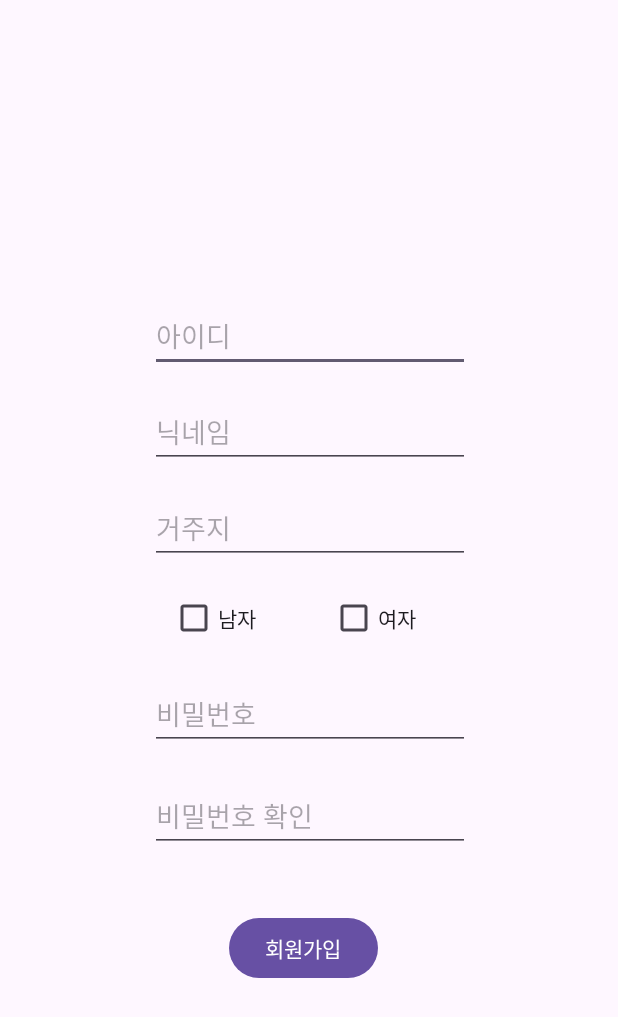
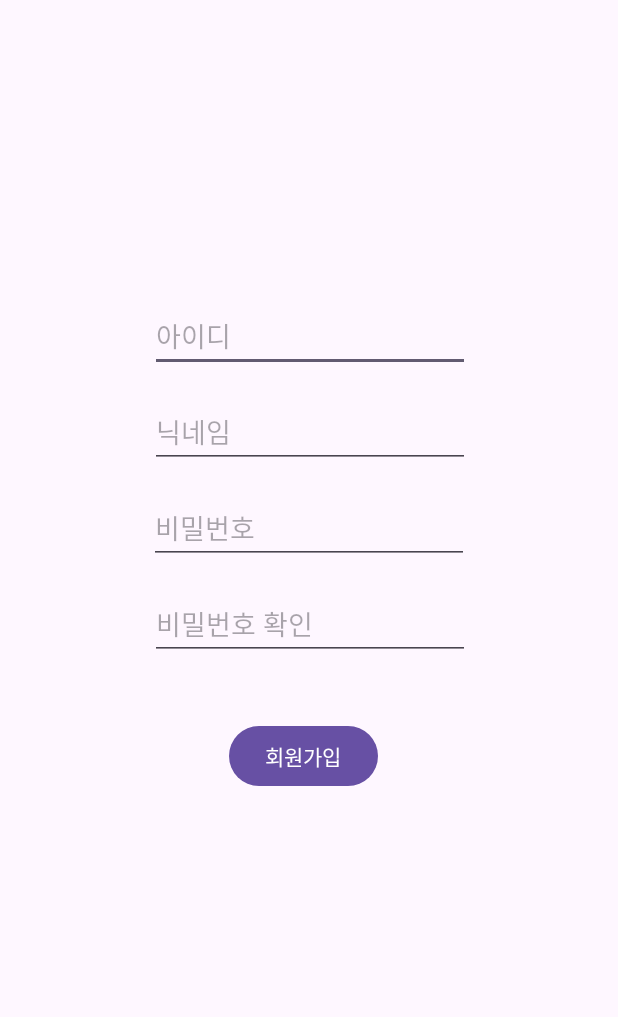
Before and after one commit to rhems234/AndroidProjectEx, an Android app: the screen it shows after launch (Register), on a phone screen of 412 x 824 dp. Shown: the top 1017 px of the screen. Run offline under Robolectric (Android 15) with nearby library versions, the phone set to English and light mode, and no system bars.

Commit message:
Today 0613 Register Commit

```diff
--- a/myapplication/src/main/java/com/example/myapplication/RetrofitBuilder.kt
+++ /dev/null
@@ -1,26 +0,0 @@
-package com.example.myapplication
-
-import com.google.gson.GsonBuilder
-import retrofit2.Retrofit
-import retrofit2.converter.gson.GsonConverterFactory
-
-object RetrofitBuilder {
-    private lateinit var api: ApiService
-
-    val gson = GsonBuilder()
-        .setLenient()
-        .create()
-
-    init {
-        val retrofit = Retrofit.Builder()
-            .baseUrl("http://10.100.105.150:9080/")
-            .addConverterFactory(GsonConverterFactory.create(gson))
-            .build()
-
-        api = retrofit.create(ApiService::class.java)
-    }
-
-    fun getApiService(): ApiService {
-        return api
-    }
-}
--- a/myapplication/src/main/java/com/example/myapplication/ApiService.kt
+++ b/myapplication/src/main/java/com/example/myapplication/controller/ApiService.kt
@@ -1,17 +1,21 @@
-package com.example.myapplication
+package com.example.myapplication.controller
 
+import okhttp3.ResponseBody
 import retrofit2.Call
+import retrofit2.http.Body
 import retrofit2.http.GET
 import retrofit2.http.POST
+import retrofit2.http.Path
 import retrofit2.http.Query
 
 interface ApiService  {
-    @POST("test/insertMember")
+    @POST("test/insertMember/{point}")
     fun insertMember(
+        @Path("point") point: String,
         @Query("id") id: String,
         @Query("pw") pw: String,
         @Query("nickname") nickname: String
-    ): Call<String>
+    ): Call<ResponseBody>
 
     @GET("/test/getMemberDetail")
     fun getMemberDetail(@Query("id") id: String): Call<Member>
@@ -25,6 +29,8 @@ interface ApiService  {
 
     @GET("/test/deleteMember")
     fun deleteMember(@Query("id") id: String): Call<String>
-    abstract fun login(id: String, pw: String): Call<LoginResponse>
+    @POST("test/login")
+    fun login(@Body member: Member): Call<String>
+
 
 }
--- a/myapplication/src/main/java/com/example/myapplication/Request.kt
+++ b/myapplication/src/main/java/com/example/myapplication/controller/Request.kt
@@ -1,4 +1,4 @@
-package com.example.myapplication
+package com.example.myapplication.controller
 
 data class LoginRequest(val id: String, val pw: String)
 
--- a/myapplication/src/main/java/com/example/myapplication/Response.kt
+++ b/myapplication/src/main/java/com/example/myapplication/controller/Response.kt
@@ -1,4 +1,4 @@
-package com.example.myapplication
+package com.example.myapplication.controller
 
 data class LoginResponse(val status: String, val message: String)
 
--- /dev/null
+++ b/myapplication/src/main/java/com/example/myapplication/controller/RetrofitBuilder.kt
@@ -0,0 +1,22 @@
+package com.example.myapplication.controller
+
+import com.google.gson.GsonBuilder
+import retrofit2.Retrofit
+import retrofit2.converter.gson.GsonConverterFactory
+
+object RetrofitBuilder {
+    private const val BASE_URL = "http://10.100.105.150:9080/"
+
+    fun createApiService(): ApiService {
+        val gson = GsonBuilder()
+            .setLenient()
+            .create()
+
+        val retrofit = Retrofit.Builder()
+            .baseUrl(BASE_URL)
+            .addConverterFactory(GsonConverterFactory.create(gson))
+            .build()
+
+        return retrofit.create(ApiService::class.java)
+    }
+}
--- a/myapplication/src/main/res/layout/activity_register.xml
+++ b/myapplication/src/main/res/layout/activity_register.xml
@@ -30,42 +30,7 @@
         app:layout_constraintEnd_toEndOf="parent"
         app:layout_constraintHorizontal_bias="0.502"
         app:layout_constraintStart_toStartOf="parent"
-        app:layout_constraintTop_toBottomOf="@+id/edit_id"/>
-
-    <EditText
-        android:id="@+id/edit_address"
-        android:layout_width="wrap_content"
-        android:layout_height="wrap_content"
-        android:layout_marginTop="16dp"
-        android:ems="10"
-        android:hint="거주지"
-        android:inputType="textPersonName"
-        app:layout_constraintEnd_toEndOf="parent"
-        app:layout_constraintHorizontal_bias="0.502"
-        app:layout_constraintStart_toStartOf="parent"
-        app:layout_constraintTop_toBottomOf="@+id/edit_nickname"/>
-
-    <CheckBox
-        android:id="@+id/edit_man"
-        android:layout_width="wrap_content"
-        android:layout_height="wrap_content"
-        android:layout_marginTop="12dp"
-        android:text="남자"
-        app:layout_constraintEnd_toEndOf="parent"
-        app:layout_constraintHorizontal_bias="0.321"
-        app:layout_constraintStart_toStartOf="parent"
-        app:layout_constraintTop_toBottomOf="@+id/edit_address" />
-
-    <CheckBox
-        android:id="@+id/edit_women"
-        android:layout_width="wrap_content"
-        android:layout_height="wrap_content"
-        android:layout_marginTop="12dp"
-        android:text="여자"
-        app:layout_constraintEnd_toEndOf="parent"
-        app:layout_constraintHorizontal_bias="0.621"
-        app:layout_constraintStart_toStartOf="parent"
-        app:layout_constraintTop_toBottomOf="@+id/edit_address" />
+        app:layout_constraintTop_toBottomOf="@+id/edit_id" />
 
     <EditText
         android:id="@+id/edit_pw"
@@ -76,15 +41,14 @@
         android:hint="비밀번호"
         android:inputType="textPassword"
         app:layout_constraintEnd_toEndOf="parent"
-        app:layout_constraintHorizontal_bias="0.502"
         app:layout_constraintStart_toStartOf="parent"
-        app:layout_constraintTop_toBottomOf="@+id/edit_man" />
+        app:layout_constraintTop_toBottomOf="@+id/edit_nickname" />
 
     <EditText
         android:id="@+id/edit_pw_re"
         android:layout_width="wrap_content"
         android:layout_height="wrap_content"
-        android:layout_marginTop="20dp"
+        android:layout_marginTop="16dp"
         android:ems="10"
         android:hint="비밀번호 확인"
         android:inputType="textPassword"
```
Also changed, not shown: myapplication/src/main/java/com/example/myapplication/Login.kt (+19 -12 lines), myapplication/src/main/java/com/example/myapplication/Member.kt (deleted, +0 -14 lines), myapplication/src/main/java/com/example/myapplication/Register.kt (+32 -14 lines), myapplication/src/main/java/com/example/myapplication/controller/Member.kt (added, +9 -0 lines).
